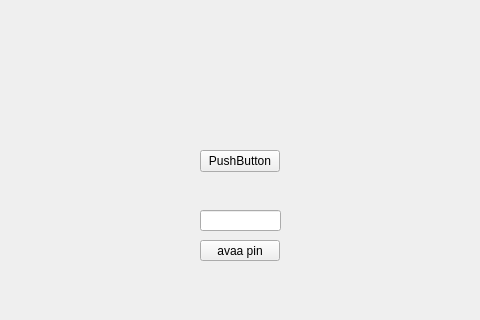
This is bankautomat/mainwindow.ui in AJHosuja/BankAutomat as Qt 5 draws it before an edit; both pictures show x 230 to 710 and y 280 to 600 of the 950 by 600 pixel window. The edited form follows.
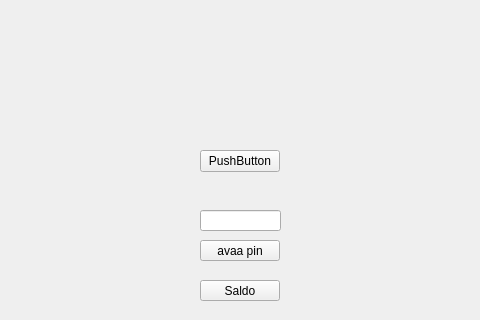
This is the edited form.

Patch:
```diff
--- a/bankautomat/mainwindow.ui
+++ b/bankautomat/mainwindow.ui
@@ -50,6 +50,19 @@
      <string>PushButton</string>
     </property>
    </widget>
+   <widget class="QPushButton" name="SaldoButton">
+    <property name="geometry">
+     <rect>
+      <x>430</x>
+      <y>560</y>
+      <width>80</width>
+      <height>21</height>
+     </rect>
+    </property>
+    <property name="text">
+     <string>Saldo</string>
+    </property>
+   </widget>
   </widget>
  </widget>
  <resources/>
```
